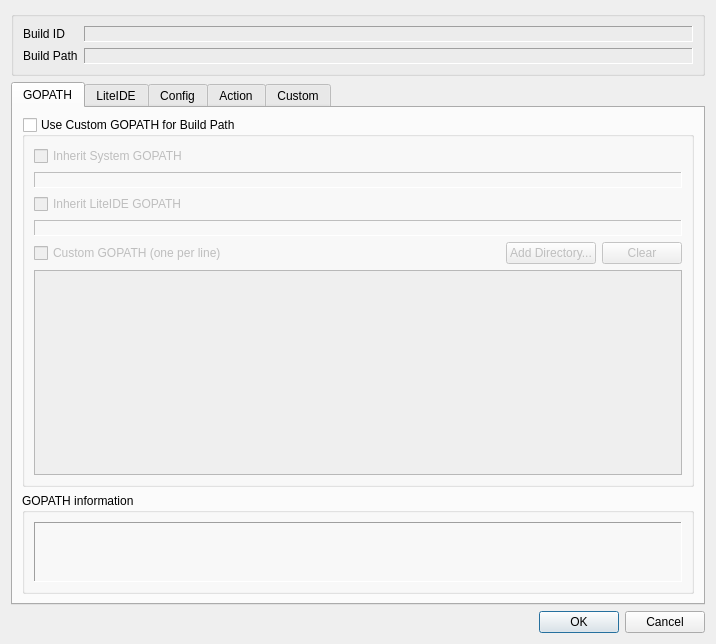
Before: the Qt Designer form liteidex/src/plugins/litebuild/buildconfigdialog.ui in visualfc/liteide, drawn with Qt 5.
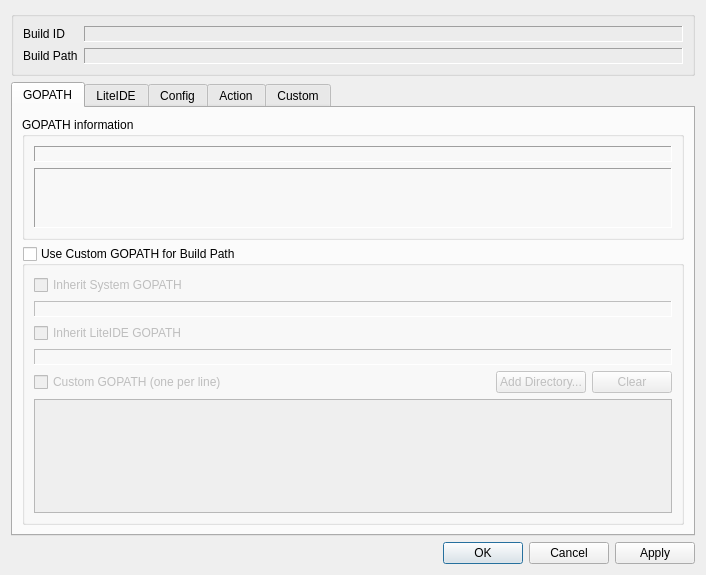
After: the same form once the commit is applied.

Commit message: litebuild: build config accept to update gopath info

What changed in the file:
```diff
--- a/liteidex/src/plugins/litebuild/buildconfigdialog.ui
+++ b/liteidex/src/plugins/litebuild/buildconfigdialog.ui
@@ -6,8 +6,8 @@
    <rect>
     <x>0</x>
     <y>0</y>
-    <width>716</width>
-    <height>644</height>
+    <width>706</width>
+    <height>575</height>
    </rect>
   </property>
   <property name="windowTitle">
@@ -85,6 +85,50 @@
        <string>GOPATH</string>
       </attribute>
       <layout class="QVBoxLayout" name="verticalLayout_6">
+       <item>
+        <widget class="QGroupBox" name="gopathInfoGroupBox">
+         <property name="title">
+          <string>GOPATH information</string>
+         </property>
+         <layout class="QVBoxLayout" name="verticalLayout_8">
+          <item>
+           <widget class="QLabel" name="gopathInfoHeadLabel">
+            <property name="frameShape">
+             <enum>QFrame::Panel</enum>
+            </property>
+            <property name="frameShadow">
+             <enum>QFrame::Sunken</enum>
+            </property>
+            <property name="text">
+             <string/>
+            </property>
+           </widget>
+          </item>
+          <item>
+           <widget class="QLabel" name="gopathInfoLabel">
+            <property name="minimumSize">
+             <size>
+              <width>0</width>
+              <height>60</height>
+             </size>
+            </property>
+            <property name="frameShape">
+             <enum>QFrame::Panel</enum>
+            </property>
+            <property name="frameShadow">
+             <enum>QFrame::Sunken</enum>
+            </property>
+            <property name="text">
+             <string/>
+            </property>
+            <property name="alignment">
+             <set>Qt::AlignLeading|Qt::AlignLeft|Qt::AlignTop</set>
+            </property>
+           </widget>
+          </item>
+         </layout>
+        </widget>
+       </item>
        <item>
         <widget class="QGroupBox" name="useCustomGopathGroupBox">
          <property name="title">
@@ -181,34 +225,6 @@
          </layout>
         </widget>
        </item>
-       <item>
-        <widget class="QGroupBox" name="gopathInfoGroupBox">
-         <property name="title">
-          <string>GOPATH information</string>
-         </property>
-         <layout class="QVBoxLayout" name="verticalLayout_8">
-          <item>
-           <widget class="QLabel" name="gopathInfoLabel">
-            <property name="minimumSize">
-             <size>
-              <width>0</width>
-              <height>60</height>
-             </size>
-            </property>
-            <property name="frameShape">
-             <enum>QFrame::Panel</enum>
-            </property>
-            <property name="frameShadow">
-             <enum>QFrame::Sunken</enum>
-            </property>
-            <property name="text">
-             <string/>
-            </property>
-           </widget>
-          </item>
-         </layout>
-        </widget>
-       </item>
       </layout>
      </widget>
      <widget class="QWidget" name="tab_liteide">
@@ -283,7 +299,7 @@
       <enum>Qt::Horizontal</enum>
      </property>
      <property name="standardButtons">
-      <set>QDialogButtonBox::Cancel|QDialogButtonBox::Ok</set>
+      <set>QDialogButtonBox::Apply|QDialogButtonBox::Cancel|QDialogButtonBox::Ok</set>
      </property>
     </widget>
    </item>
```
The commit also changes 6 other files.
